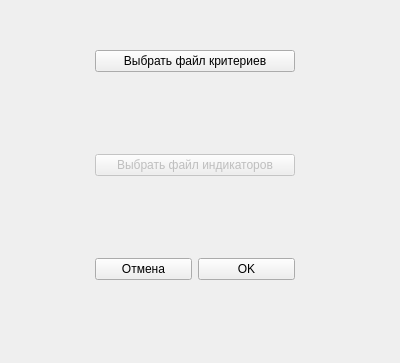
This is select_file.ui in vodovozovaliza/SmartCity as Qt 5 draws it before an edit. The edited form follows.
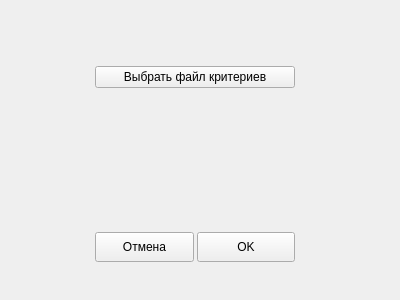
This is the edited form.

Diff of the .ui file:
```diff
--- a/select_file.ui
+++ b/select_file.ui
@@ -7,7 +7,7 @@
     <x>0</x>
     <y>0</y>
     <width>400</width>
-    <height>363</height>
+    <height>300</height>
    </rect>
   </property>
   <property name="minimumSize">
@@ -19,7 +19,7 @@
   <property name="maximumSize">
    <size>
     <width>999999</width>
-    <height>9999999</height>
+    <height>999</height>
    </size>
   </property>
   <property name="windowTitle">
@@ -41,6 +41,42 @@
     <property name="sizeConstraint">
      <enum>QLayout::SetDefaultConstraint</enum>
     </property>
+    <item row="2" column="0">
+     <layout class="QHBoxLayout" name="horizontalLayout">
+      <property name="spacing">
+       <number>3</number>
+      </property>
+      <property name="sizeConstraint">
+       <enum>QLayout::SetMinimumSize</enum>
+      </property>
+      <item>
+       <widget class="QPushButton" name="cancel_button">
+        <property name="maximumSize">
+         <size>
+          <width>16777215</width>
+          <height>30</height>
+         </size>
+        </property>
+        <property name="text">
+         <string>Отмена</string>
+        </property>
+       </widget>
+      </item>
+      <item>
+       <widget class="QPushButton" name="ok_button">
+        <property name="maximumSize">
+         <size>
+          <width>16777215</width>
+          <height>30</height>
+         </size>
+        </property>
+        <property name="text">
+         <string>OK</string>
+        </property>
+       </widget>
+      </item>
+     </layout>
+    </item>
     <item row="0" column="0">
      <widget class="QPushButton" name="datafile_button">
       <property name="sizePolicy">
@@ -66,16 +102,6 @@
       </property>
      </widget>
     </item>
-    <item row="2" column="0">
-     <widget class="QPushButton" name="indfile_button">
-      <property name="enabled">
-       <bool>false</bool>
-      </property>
-      <property name="text">
-       <string>Выбрать файл индикаторов</string>
-      </property>
-     </widget>
-    </item>
     <item row="1" column="0">
      <widget class="QLabel" name="output1">
       <property name="enabled">
@@ -84,7 +110,7 @@
       <property name="maximumSize">
        <size>
         <width>16777215</width>
-        <height>30</height>
+        <height>60</height>
        </size>
       </property>
       <property name="text">
@@ -92,43 +118,6 @@
       </property>
      </widget>
     </item>
-    <item row="3" column="0">
-     <widget class="QLabel" name="output2">
-      <property name="enabled">
-       <bool>true</bool>
-      </property>
-      <property name="maximumSize">
-       <size>
-        <width>16777215</width>
-        <height>30</height>
-       </size>
-      </property>
-      <property name="text">
-       <string/>
-      </property>
-     </widget>
-    </item>
-    <item row="4" column="0">
-     <layout class="QHBoxLayout" name="horizontalLayout">
-      <property name="sizeConstraint">
-       <enum>QLayout::SetMinimumSize</enum>
-      </property>
-      <item>
-       <widget class="QPushButton" name="cancel_button">
-        <property name="text">
-         <string>Отмена</string>
-        </property>
-       </widget>
-      </item>
-      <item>
-       <widget class="QPushButton" name="ok_button">
-        <property name="text">
-         <string>OK</string>
-        </property>
-       </widget>
-      </item>
-     </layout>
-    </item>
    </layout>
   </widget>
  </widget>
```
